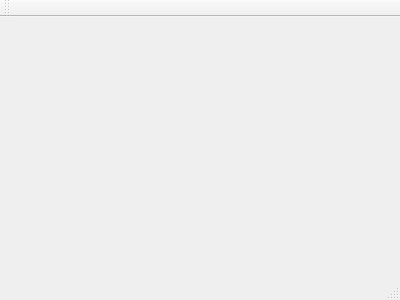
Qt form playtimerwindow.ui (amiq11/PlayTimer) before a commit.
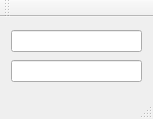
The same form after that commit.

The edit to the form file:
```diff
--- a/playtimerwindow.ui
+++ b/playtimerwindow.ui
@@ -1,24 +1,81 @@
 <ui version="4.0">
  <class>PlayTimerWindow</class>
- <widget class="QMainWindow" name="PlayTimerWindow" >
-  <property name="geometry" >
+ <widget class="QMainWindow" name="PlayTimerWindow">
+  <property name="geometry">
    <rect>
     <x>0</x>
     <y>0</y>
-    <width>400</width>
-    <height>300</height>
+    <width>153</width>
+    <height>119</height>
    </rect>
   </property>
-  <property name="windowTitle" >
+  <property name="sizePolicy">
+   <sizepolicy hsizetype="Fixed" vsizetype="Fixed">
+    <horstretch>0</horstretch>
+    <verstretch>0</verstretch>
+   </sizepolicy>
+  </property>
+  <property name="minimumSize">
+   <size>
+    <width>0</width>
+    <height>0</height>
+   </size>
+  </property>
+  <property name="baseSize">
+   <size>
+    <width>0</width>
+    <height>0</height>
+   </size>
+  </property>
+  <property name="windowTitle">
    <string>PlayTimerWindow</string>
   </property>
-  <widget class="QMenuBar" name="menuBar" />
-  <widget class="QToolBar" name="mainToolBar" />
-  <widget class="QWidget" name="centralWidget" />
-  <widget class="QStatusBar" name="statusBar" />
+  <widget class="QWidget" name="centralWidget">
+   <layout class="QHBoxLayout" name="horizontalLayout">
+    <item>
+     <layout class="QVBoxLayout" name="verticalLayout">
+      <item>
+       <widget class="QLineEdit" name="lineEdit">
+        <property name="focusPolicy">
+         <enum>Qt::ClickFocus</enum>
+        </property>
+        <property name="readOnly">
+         <bool>false</bool>
+        </property>
+       </widget>
+      </item>
+      <item>
+       <widget class="QLineEdit" name="timeEdit">
+        <property name="readOnly">
+         <bool>true</bool>
+        </property>
+       </widget>
+      </item>
+     </layout>
+    </item>
+   </layout>
+  </widget>
+  <widget class="QMenuBar" name="menuBar">
+   <property name="geometry">
+    <rect>
+     <x>0</x>
+     <y>0</y>
+     <width>153</width>
+     <height>21</height>
+    </rect>
+   </property>
+  </widget>
+  <widget class="QToolBar" name="mainToolBar">
+   <attribute name="toolBarArea">
+    <enum>TopToolBarArea</enum>
+   </attribute>
+   <attribute name="toolBarBreak">
+    <bool>false</bool>
+   </attribute>
+  </widget>
+  <widget class="QStatusBar" name="statusBar"/>
  </widget>
- <layoutDefault spacing="6" margin="11" />
- <pixmapfunction></pixmapfunction>
+ <layoutdefault spacing="6" margin="11"/>
  <resources/>
  <connections/>
 </ui>
```
Left out of the diff: 1 changed line with no effect on the pictures.
